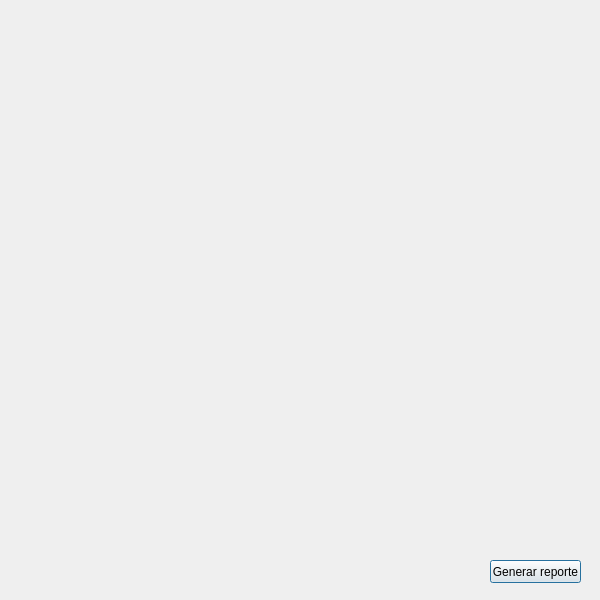
Above: GeneradorPDFCasaSSAS/ui/generandopdf.ui from LuisGabrielLiscanoLovera/pdfSSAS before the change. Below: the same form after it.
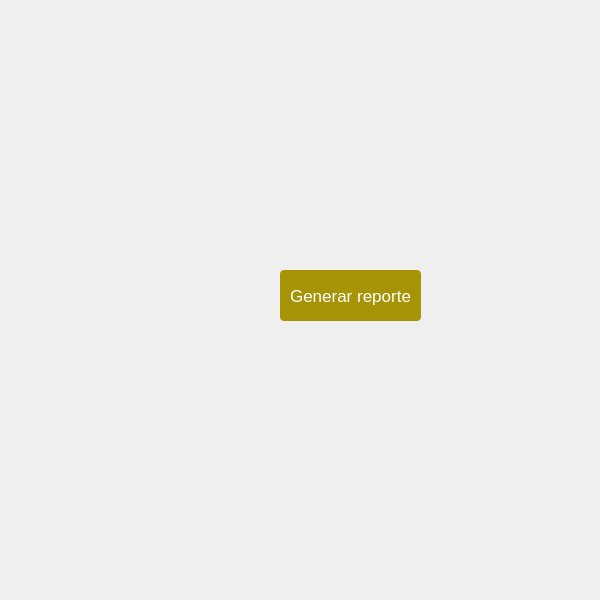
That is the form after the change. Icons and pictures are not drawn.

```diff
--- a/GeneradorPDFCasaSSAS/ui/generandopdf.ui
+++ b/GeneradorPDFCasaSSAS/ui/generandopdf.ui
@@ -20,12 +20,25 @@
   <widget class="QPushButton" name="boton2">
    <property name="geometry">
     <rect>
-     <x>490</x>
-     <y>560</y>
-     <width>91</width>
-     <height>23</height>
+     <x>280</x>
+     <y>270</y>
+     <width>141</width>
+     <height>51</height>
     </rect>
    </property>
+   <property name="styleSheet">
+    <string notr="true">QPushButton{
+		background-color:#A69306;
+		border-radius: 4px;
+		border: 4Px;		
+		color: #fff;
+		font-family: 'Roboto';
+		font-size: 17px;
+	}
+
+QPushButton:hover{color:#fff;background-color:black;border-radius: 4px;
+		border: 4Px;	}</string>
+   </property>
    <property name="text">
     <string>Generar reporte</string>
    </property>
```
